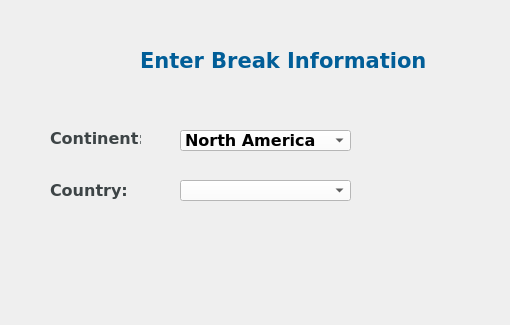
Qt form gui/main_widget/ui/main.ui (rhill5555/py-widget-surfing) before a commit; both pictures show x 0 to 510 and y 0 to 325 of the 600 by 850 pixel window.
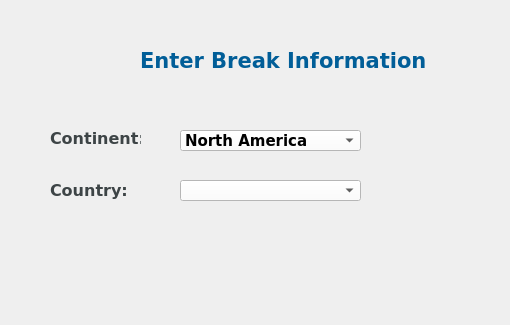
The same form after that commit.

What changed in the file:
```diff
--- a/gui/main_widget/ui/main.ui
+++ b/gui/main_widget/ui/main.ui
@@ -101,10 +101,18 @@
     <rect>
      <x>180</x>
      <y>130</y>
-     <width>171</width>
+     <width>181</width>
      <height>21</height>
     </rect>
    </property>
+   <property name="font">
+    <font>
+     <family>Verdana</family>
+     <pointsize>11</pointsize>
+     <weight>75</weight>
+     <bold>true</bold>
+    </font>
+   </property>
    <property name="styleSheet">
     <string notr="true">background-color: rgb(255, 255, 255);
 border-color: rgb(61, 68, 70);</string>
@@ -150,7 +158,7 @@
     <rect>
      <x>180</x>
      <y>180</y>
-     <width>171</width>
+     <width>181</width>
      <height>21</height>
     </rect>
    </property>
```
